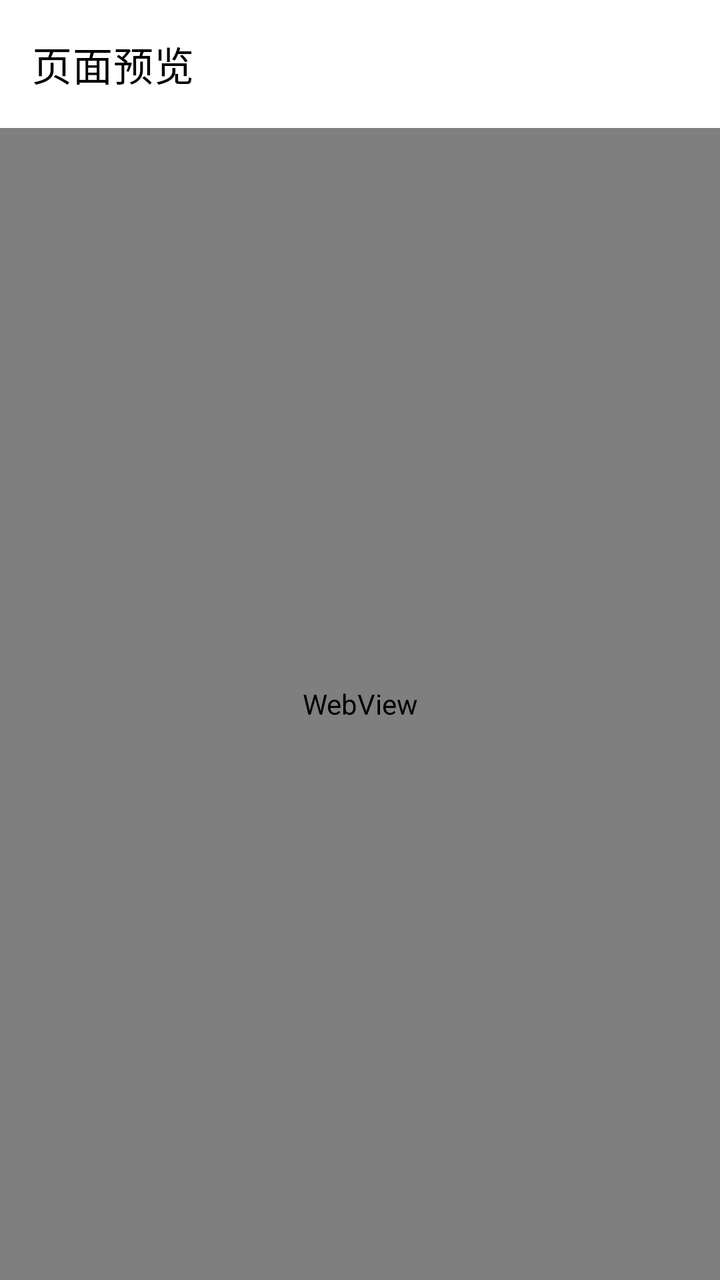
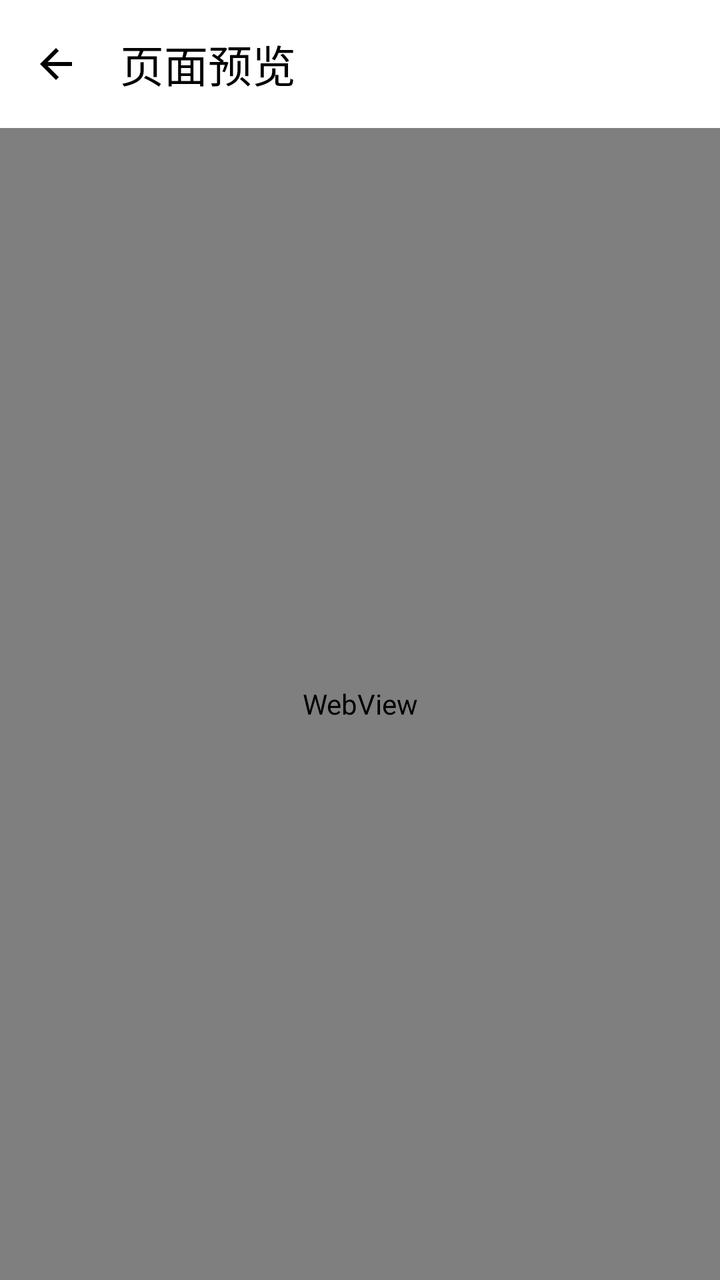

The first picture is an Android layout as it rendered before a commit; the second is the same layout after the commit. The layout source and the unified diff follow.
<!-- AndroidManifest.xml: application theme Theme.HtmlActivity -->
<!-- res/layout/fragment_html_display.xml -->
<?xml version="1.0" encoding="utf-8"?>
<LinearLayout xmlns:android="http://schemas.android.com/apk/res/android"
    xmlns:app="http://schemas.android.com/apk/res-auto"
    android:layout_width="match_parent"
    android:layout_height="match_parent"
    android:orientation="vertical">

    <com.google.android.material.appbar.MaterialToolbar
        android:id="@+id/toolbarHtml"
        android:layout_width="match_parent"
        android:layout_height="?attr/actionBarSize"
        android:background="?attr/colorPrimary"
        android:navigationIcon="?attr/homeAsUpIndicator"
        app:navigationContentDescription="返回"
        app:title="页面预览"
        style="@style/Widget.MaterialComponents.Toolbar.Primary" />

    <WebView
        android:id="@+id/webView"
        android:layout_width="match_parent"
        android:layout_height="0dp"
        android:layout_weight="1" />

</LinearLayout>
<!-- resources referenced by this layout -->
<resources>
  <style name="Theme.HtmlActivity" parent="Base.Theme.HtmlActivity" />
  <style name="Base.Theme.HtmlActivity" parent="Theme.Material3.DayNight.NoActionBar">
          <item name="colorPrimary">@color/primary</item>
          <item name="colorOnPrimary">@color/on_primary</item>
          <item name="colorPrimaryContainer">@color/primary_container</item>
          <item name="colorOnPrimaryContainer">@color/on_primary_container</item>
          <item name="colorSecondary">@color/primary</item>
          <item name="colorOnSecondary">@color/on_primary</item>
          <item name="colorSecondaryContainer">@color/primary_container</item>
          <item name="colorOnSecondaryContainer">@color/on_primary_container</item>
          <item name="colorTertiary">@color/primary</item>
          <item name="colorOnTertiary">@color/on_primary</item>
          <item name="colorSurface">@color/surface</item>
          <item name="colorOnSurface">@color/on_surface</item>
          <item name="android:colorBackground">@color/surface</item>
          <item name="colorOnBackground">@color/on_surface</item>
          <item name="colorSurfaceVariant">@color/surface_variant</item>
          <item name="colorOnSurfaceVariant">@color/on_surface_variant</item>
          <item name="colorOutline">@color/outline</item>
          <item name="colorControlNormal">@color/on_surface_variant</item>
          <item name="colorControlActivated">@color/text_primary</item>
          <item name="android:statusBarColor">@color/surface</item>
          <item name="android:navigationBarColor">@color/surface</item>
          <item name="android:windowLightStatusBar">true</item>
      </style>
  <color name="primary">#FFFFFFFF</color>
  <color name="on_primary">#FF000000</color>
  <color name="primary_container">#FFF5F5F5</color>
  <color name="on_primary_container">#FF000000</color>
  <color name="surface">#FFFFFFFF</color>
  <color name="on_surface">#FF000000</color>
  <color name="surface_variant">#FFF5F5F5</color>
  <color name="on_surface_variant">#FF666666</color>
  <color name="outline">#FFBDBDBD</color>
  <color name="text_primary">#FF000000</color>
</resources>

<!-- the commit's change to res/layout/fragment_html_display.xml (unified diff, before → after) -->
@@ -9,11 +9,11 @@
         android:id="@+id/toolbarHtml"
         android:layout_width="match_parent"
         android:layout_height="?attr/actionBarSize"
-        android:background="?attr/colorPrimary"
-        android:navigationIcon="?attr/homeAsUpIndicator"
+        app:navigationIcon="@drawable/ic_arrow_back"
         app:navigationContentDescription="返回"
+        app:navigationIconTint="@color/on_surface"
         app:title="页面预览"
-        style="@style/Widget.MaterialComponents.Toolbar.Primary" />
+        style="@style/Widget.Material3.Toolbar.Surface" />
 
     <WebView
         android:id="@+id/webView"
<!-- resource entries referenced after the edit -->
@@ -21,16 +21,28 @@
           <item name="colorOutline">@color/outline</item>
           <item name="colorControlNormal">@color/on_surface_variant</item>
           <item name="colorControlActivated">@color/text_primary</item>
+          <item name="colorPrimaryDark">@color/surface</item>
           <item name="android:statusBarColor">@color/surface</item>
           <item name="android:navigationBarColor">@color/surface</item>
           <item name="android:windowLightStatusBar">true</item>
       </style>
-  <color name="primary">#FFFFFFFF</color>
-  <color name="on_primary">#FF000000</color>
+  <color name="primary">#FF1F1F1F</color>
+  <color name="on_primary">#FFFFFFFF</color>
   <color name="primary_container">#FFF5F5F5</color>
   <color name="on_primary_container">#FF000000</color>
   <color name="surface">#FFFFFFFF</color>
   <color name="on_surface">#FF000000</color>
+  <!-- drawable ic_arrow_back (drawable) -->
+  <?xml version="1.0" encoding="utf-8"?>
+  <vector xmlns:android="http://schemas.android.com/apk/res/android"
+      android:width="24dp"
+      android:height="24dp"
+      android:viewportWidth="24"
+      android:viewportHeight="24">
+      <path
+          android:fillColor="@color/on_surface"
+          android:pathData="M20,11H7.83l5.59,-5.59L12,4l-8,8 8,8 1.41,-1.41L7.83,13H20v-2z" />
+  </vector>
   <color name="surface_variant">#FFF5F5F5</color>
   <color name="on_surface_variant">#FF666666</color>
   <color name="outline">#FFBDBDBD</color>
